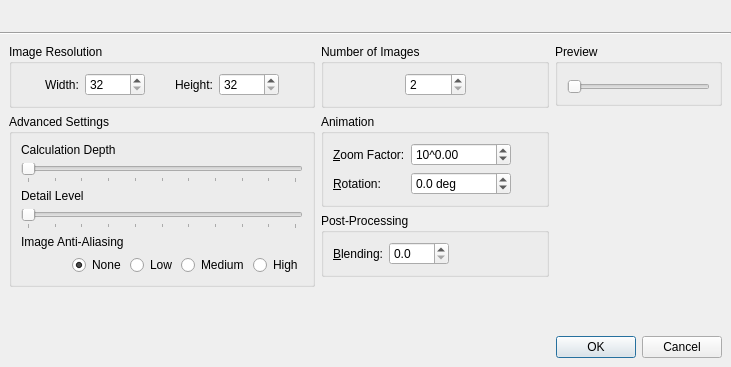
Above: src/generateseriesdialog.ui from mimecorg/fraqtive before the change. Below: the same form after it.
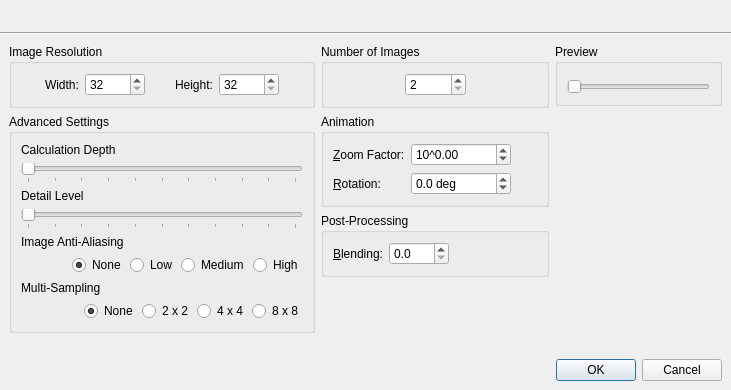
That is the form after the change. Custom widgets are drawn as their Qt base class.

Commit message: added multi-sampling option when generating images and series of images

```diff
--- a/src/generateseriesdialog.ui
+++ b/src/generateseriesdialog.ui
@@ -7,7 +7,7 @@
     <x>0</x>
     <y>0</y>
     <width>731</width>
-    <height>367</height>
+    <height>390</height>
    </rect>
   </property>
   <property name="windowTitle">
@@ -284,6 +284,85 @@
                </item>
               </layout>
              </item>
+             <item>
+              <widget class="QLabel" name="labelMultiSampling">
+               <property name="text">
+                <string>Multi-Sampling</string>
+               </property>
+              </widget>
+             </item>
+             <item>
+              <layout class="QHBoxLayout" name="horizontalLayout_5">
+               <item>
+                <spacer name="horizontalSpacer_4">
+                 <property name="orientation">
+                  <enum>Qt::Horizontal</enum>
+                 </property>
+                 <property name="sizeHint" stdset="0">
+                  <size>
+                   <width>40</width>
+                   <height>20</height>
+                  </size>
+                 </property>
+                </spacer>
+               </item>
+               <item>
+                <widget class="QFrame" name="frameMultiSampling">
+                 <property name="frameShape">
+                  <enum>QFrame::NoFrame</enum>
+                 </property>
+                 <layout class="QHBoxLayout" name="horizontalLayout_6">
+                  <property name="spacing">
+                   <number>4</number>
+                  </property>
+                  <property name="leftMargin">
+                   <number>0</number>
+                  </property>
+                  <property name="topMargin">
+                   <number>0</number>
+                  </property>
+                  <property name="rightMargin">
+                   <number>0</number>
+                  </property>
+                  <property name="bottomMargin">
+                   <number>0</number>
+                  </property>
+                  <item>
+                   <widget class="QRadioButton" name="radioMSNone">
+                    <property name="text">
+                     <string>None</string>
+                    </property>
+                    <property name="checked">
+                     <bool>true</bool>
+                    </property>
+                   </widget>
+                  </item>
+                  <item>
+                   <widget class="QRadioButton" name="radioMS2x2">
+                    <property name="text">
+                     <string>2 x 2</string>
+                    </property>
+                   </widget>
+                  </item>
+                  <item>
+                   <widget class="QRadioButton" name="radioMS4x4">
+                    <property name="text">
+                     <string>4 x 4</string>
+                    </property>
+                   </widget>
+                  </item>
+                  <item>
+                   <widget class="QRadioButton" name="radioMS8x8">
+                    <property name="text">
+                     <string>8 x 8</string>
+                    </property>
+                   </widget>
+                  </item>
+                 </layout>
+                </widget>
+               </item>
+              </layout>
+             </item>
             </layout>
            </widget>
           </item>
```
Left out of the diff: 22 changed lines with no effect on the pictures. The commit also changes 6 other files.
